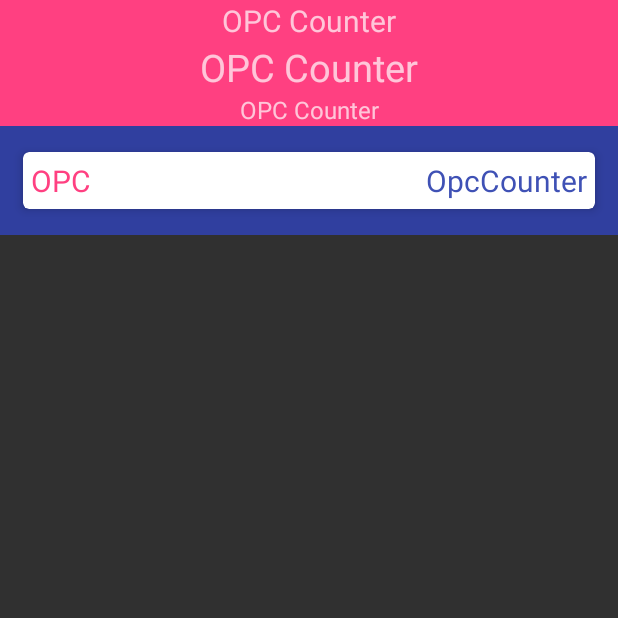
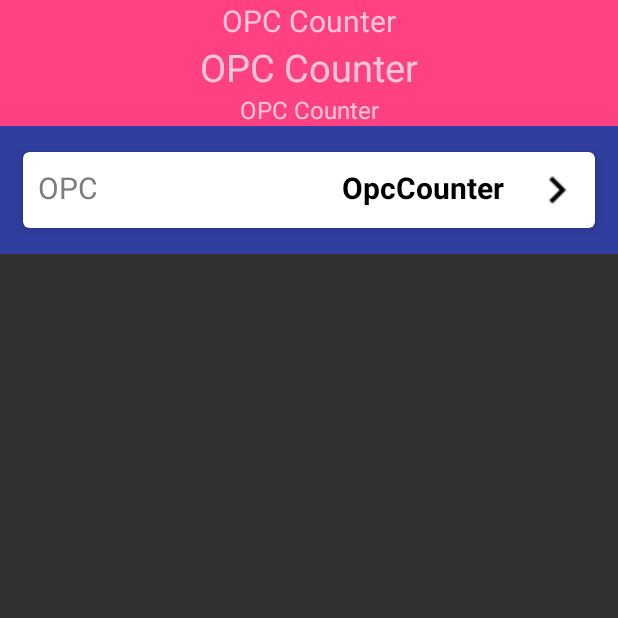
Before and after one commit to lidox/opc-counter, an Android app: the fragment OpcCounterFragment shown on its own in the app's theme, on a phone screen of 412 x 824 dp, the top half of it. Run offline under Robolectric (Android 15) with nearby library versions, the phone set to English and light mode, and no system bars.

Commit message:
add some UI params

```diff
--- a/app/src/main/res/layout/fragment_opc_counter.xml
+++ b/app/src/main/res/layout/fragment_opc_counter.xml
@@ -17,7 +17,7 @@
             android:layout_height="wrap_content"
             android:gravity="center_horizontal"
             android:text="@string/opc_counter"
-            android:textSize="20sp" />
+            android:textSize="@dimen/selector_text_size_middle" />
 
         <TextView
             android:id="@+id/opc_value"
@@ -26,7 +26,7 @@
             android:layout_below="@+id/opc_title"
             android:gravity="center_horizontal"
             android:text="@string/opc_counter"
-            android:textSize="25sp" />
+            android:textSize="@dimen/selector_text_size_large" />
 
         <TextView
             android:id="@+id/opc_subtitle"
@@ -35,7 +35,7 @@
             android:layout_below="@+id/opc_value"
             android:gravity="center_horizontal"
             android:text="@string/opc_counter"
-            android:textSize="16sp" />
+            android:textSize="@dimen/selector_text_size_small" />
 
 
     </RelativeLayout>
@@ -55,28 +55,45 @@
                 android:layout_width="match_parent"
                 android:layout_height="wrap_content"
                 android:layout_gravity="center"
-                android:layout_margin="10dp"
+                android:layout_margin="@dimen/selector_text_margin"
                 card_view:cardBackgroundColor="@color/cardview_light_background"
                 card_view:cardCornerRadius="4dp"
                 card_view:cardElevation="4dp"
                 card_view:cardUseCompatPadding="true">
 
-                <TextView
-                    android:layout_width="match_parent"
-                    android:layout_height="wrap_content"
-                    android:textSize="20sp"
-                    android:layout_margin="5dp"
-                    android:textColor="@color/colorAccent"
-                    android:text="@string/opc" />
+                <RelativeLayout
+                    android:layout_width="wrap_content"
+                    android:layout_height="wrap_content">
 
-                <TextView
-                    android:layout_width="match_parent"
-                    android:layout_height="wrap_content"
-                    android:layout_margin="5dp"
-                    android:textSize="20sp"
-                    android:textColor="@color/colorPrimary"
-                    android:gravity="right"
-                    android:text="@string/app_name" />
+
+                    <TextView
+                        android:layout_width="match_parent"
+                        android:layout_height="wrap_content"
+                        android:layout_margin="10dp"
+                        android:text="@string/opc"
+                        android:textColor="@color/colorGrey"
+                        android:textSize="@dimen/selector_text_size_middle" />
+
+                    <TextView
+                        android:id="@+id/value"
+                        android:layout_width="match_parent"
+                        android:layout_height="wrap_content"
+                        android:layout_margin="@dimen/selector_text_margin"
+                        android:layout_toLeftOf="@+id/chev"
+                        android:gravity="right"
+                        android:text="@string/app_name"
+                        android:textColor="@color/colorBlack"
+                        android:textSize="@dimen/selector_text_size_middle"
+                        android:textStyle="bold" />
+
+                    <ImageView
+                        android:id="@+id/chev"
+                        android:layout_width="wrap_content"
+                        android:layout_height="match_parent"
+                        android:layout_alignParentRight="true"
+                        android:layout_margin="7dp"
+                        android:src="@drawable/ic_chevron_right_black_24dp" />
+                </RelativeLayout>
 
             </android.support.v7.widget.CardView>
 
--- a/app/src/main/res/values/colors.xml
+++ b/app/src/main/res/values/colors.xml
@@ -3,4 +3,6 @@
     <color name="colorPrimary">#3F51B5</color>
     <color name="colorPrimaryDark">#303F9F</color>
     <color name="colorAccent">#FF4081</color>
+    <color name="colorGrey">#7D7D7D</color>
+    <color name="colorBlack">#000000</color>
 </resources>
--- /dev/null
+++ b/app/src/main/res/values/dimen.xml
@@ -0,0 +1,7 @@
+<?xml version="1.0" encoding="utf-8"?>
+<resources>
+    <dimen name="selector_text_size_middle">20sp</dimen>
+    <dimen name="selector_text_size_large">25sp</dimen>
+    <dimen name="selector_text_size_small">16sp</dimen>
+    <dimen name="selector_text_margin">10dp</dimen>
+</resources>
```
Also changed, not shown: app/src/main/res/drawable/ic_chevron_right_black_24dp.png (added).
